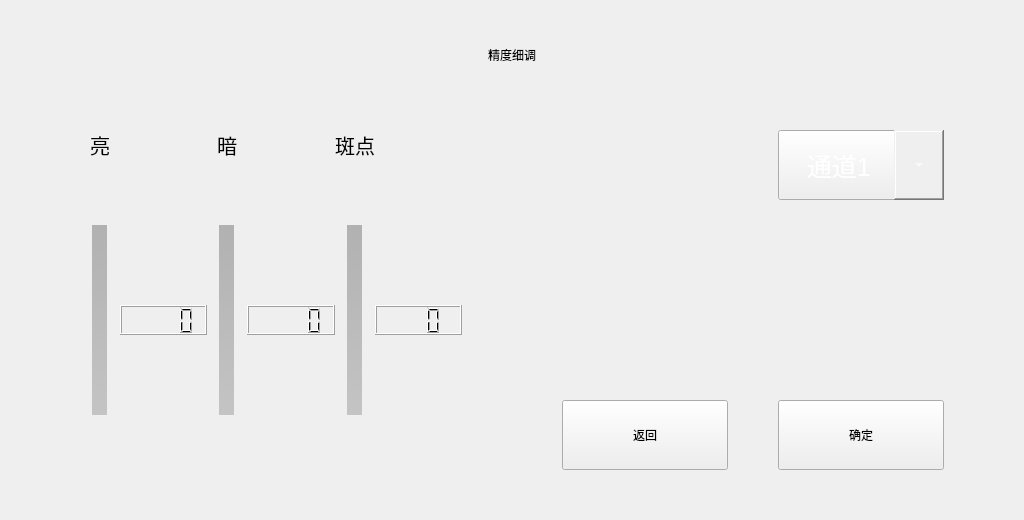
zhoutl1106/pjt2, file forms/formaccuracydetailadjust.ui: the form before one commit.
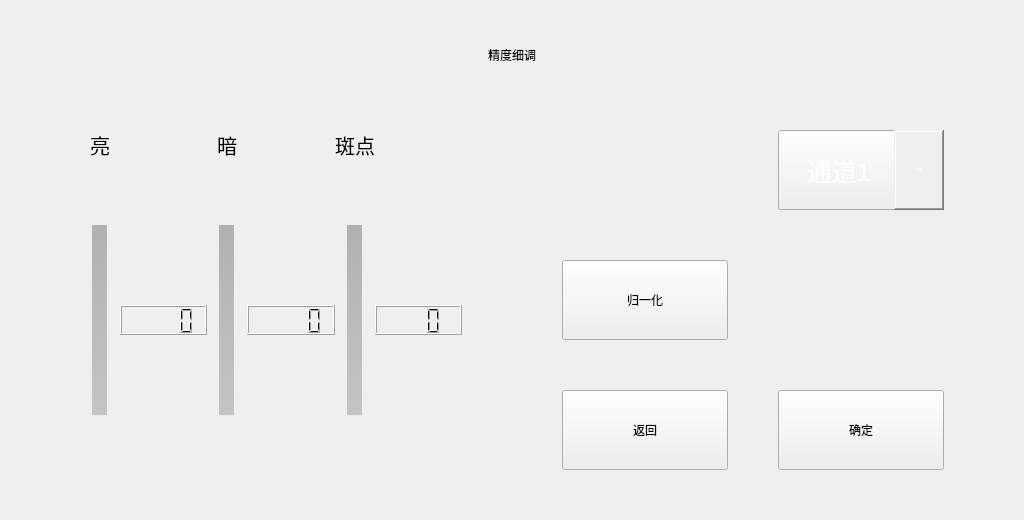
The form after the commit. Icons and pictures are not drawn.

Commit message: change accuracy range to 1-15, add a button

The edit to the form file:
```diff
--- a/forms/formaccuracydetailadjust.ui
+++ b/forms/formaccuracydetailadjust.ui
@@ -410,16 +410,13 @@
    </item>
    <item row="1" column="1">
     <layout class="QGridLayout" name="gridLayout_2">
-     <property name="horizontalSpacing">
+     <property name="spacing">
       <number>50</number>
      </property>
-     <property name="verticalSpacing">
-      <number>200</number>
-     </property>
      <item row="0" column="0">
       <widget class="QWidget" name="widget" native="true"/>
      </item>
-     <item row="1" column="0">
+     <item row="2" column="0">
       <widget class="QToolButton" name="toolButton">
        <property name="sizePolicy">
         <sizepolicy hsizetype="Preferred" vsizetype="Preferred">
@@ -507,7 +504,7 @@
        </item>
       </widget>
      </item>
-     <item row="1" column="1">
+     <item row="2" column="1">
       <widget class="QToolButton" name="toolButton_2">
        <property name="sizePolicy">
         <sizepolicy hsizetype="Preferred" vsizetype="Preferred">
@@ -520,6 +517,19 @@
        </property>
       </widget>
      </item>
+     <item row="1" column="0">
+      <widget class="QToolButton" name="toolButton_3">
+       <property name="sizePolicy">
+        <sizepolicy hsizetype="Preferred" vsizetype="Preferred">
+         <horstretch>0</horstretch>
+         <verstretch>0</verstretch>
+        </sizepolicy>
+       </property>
+       <property name="text">
+        <string>归一化</string>
+       </property>
+      </widget>
+     </item>
     </layout>
    </item>
    <item row="0" column="0" colspan="2">
```
Left out of the diff: 2 changed lines with no effect on the pictures. The commit also changes 6 other files.
